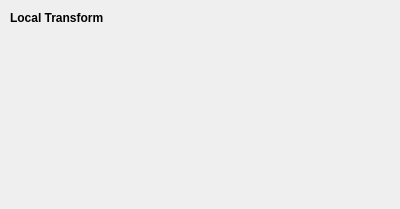
First picture: the form in Editor/transformwidget.ui, repository gnleece/Dogwood, before the edit.
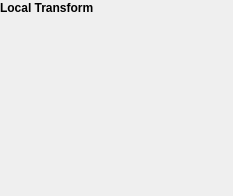
Second picture: the form after the edit.

```diff
--- a/Editor/transformwidget.ui
+++ b/Editor/transformwidget.ui
@@ -6,8 +6,8 @@
    <rect>
     <x>0</x>
     <y>0</y>
-    <width>400</width>
-    <height>209</height>
+    <width>233</width>
+    <height>196</height>
    </rect>
   </property>
   <property name="windowTitle">
@@ -16,8 +16,8 @@
   <widget class="QLabel" name="title_label">
    <property name="geometry">
     <rect>
-     <x>10</x>
-     <y>10</y>
+     <x>0</x>
+     <y>0</y>
      <width>101</width>
      <height>16</height>
     </rect>
@@ -35,9 +35,9 @@
   <widget class="QWidget" name="verticalLayoutWidget">
    <property name="geometry">
     <rect>
-     <x>30</x>
-     <y>30</y>
-     <width>361</width>
+     <x>0</x>
+     <y>20</y>
+     <width>231</width>
      <height>171</height>
     </rect>
    </property>
```
